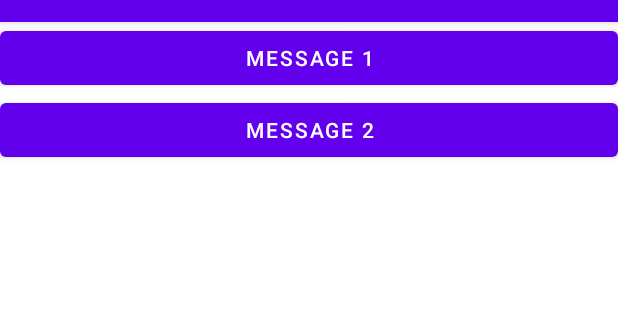
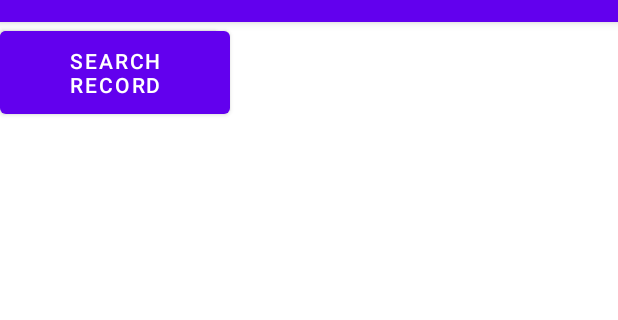
Before and after one commit to khanhamza0300/sp20-bse-021, an Android app: the fragment LeftFragment shown on its own in the app's theme, on a phone screen of 412 x 824 dp, the part 62-382 px from its top. Run offline under Robolectric (Android 15) with nearby library versions, the phone set to English and light mode, and no system bars.

Commit message:
New Project SP20-BSE-021

```diff
--- a/app/src/main/java/com/example/programaticfragmentexample/LeftFragment.java
+++ b/app/src/main/java/com/example/programaticfragmentexample/LeftFragment.java
@@ -52,15 +52,15 @@ public class LeftFragment extends Fragment {
     public void onViewCreated(@NonNull View view, @Nullable Bundle savedInstanceState) {
         super.onViewCreated(view, savedInstanceState);
 
-        button1 = view.findViewById(R.id.button1);
+//        button1 = view.findViewById(R.id.button1);
         button2 = view.findViewById(R.id.button2);
 
-        button1.setOnClickListener(new View.OnClickListener() {
-            @Override
-            public void onClick(View v) {
-                sharedViewModel.setValue("Message from button 1");
-            }
-        });
+//        button1.setOnClickListener(new View.OnClickListener() {
+//            @Override
+//            public void onClick(View v) {
+//                sharedViewModel.setValue("Message from button 1");
+//            }
+//        });
 
         button2.setOnClickListener(new View.OnClickListener() {
             @Override
--- a/app/src/main/java/com/example/programaticfragmentexample/RightFragment.java
+++ b/app/src/main/java/com/example/programaticfragmentexample/RightFragment.java
@@ -37,7 +37,7 @@ public class RightFragment extends Fragment {
     public View onCreateView(LayoutInflater inflater, ViewGroup container,
                              Bundle savedInstanceState) {
         View view = inflater.inflate(R.layout.fragment_right, container, false);
-        textView = view.findViewById(R.id.textView);
+//        textView = view.findViewById(R.id.textView);
 
         sharedViewModel = new ViewModelProvider(getActivity()).get(SharedViewModel.class);
         MutableLiveData<String> mutableLiveData = sharedViewModel.getMutableLiveData();
--- a/app/src/main/res/layout/fragment_left.xml
+++ b/app/src/main/res/layout/fragment_left.xml
@@ -1,20 +1,24 @@
 <?xml version="1.0" encoding="utf-8"?>
-<LinearLayout xmlns:android="http://schemas.android.com/apk/res/android"
+<androidx.constraintlayout.widget.ConstraintLayout xmlns:android="http://schemas.android.com/apk/res/android"
     xmlns:tools="http://schemas.android.com/tools"
     android:layout_width="match_parent"
     android:layout_height="match_parent"
     android:orientation="vertical"
-    tools:context=".LeftFragment" >
+    tools:context=".LeftFragment">
 
     <Button
-        android:id="@+id/button1"
-        android:layout_width="match_parent"
-        android:layout_height="wrap_content"
-        android:text="Message 1" />
+        android:id="@+id/button"
+        android:layout_width="146dp"
+        android:layout_height="61dp"
+        android:text="Add Record"
+        tools:layout_editor_absoluteX="132dp"
+        tools:layout_editor_absoluteY="120dp" />
 
     <Button
         android:id="@+id/button2"
-        android:layout_width="match_parent"
-        android:layout_height="wrap_content"
-        android:text="Message 2" />
-</LinearLayout>
+        android:layout_width="153dp"
+        android:layout_height="67dp"
+        android:text="Search Record"
+        tools:layout_editor_absoluteX="132dp"
+        tools:layout_editor_absoluteY="192dp" />
+</androidx.constraintlayout.widget.ConstraintLayout>
--- a/build.gradle
+++ b/build.gradle
@@ -5,7 +5,7 @@ buildscript {
         mavenCentral()
     }
     dependencies {
-        classpath "com.android.tools.build:gradle:7.0.3"
+        classpath 'com.android.tools.build:gradle:7.0.4'
 
         // NOTE: Do not place your application dependencies here; they belong
         // in the individual module build.gradle files
```
Also changed, not shown: app/src/main/java/com/example/programaticfragmentexample/addrecord.java (added, +64 -0 lines), app/src/main/java/com/example/programaticfragmentexample/searchrecord.java (added, +64 -0 lines), app/src/main/res/layout/fragment_addrecord.xml (added, +65 -0 lines), app/src/main/res/layout/fragment_right.xml (+11 -6 lines), app/src/main/res/layout/fragment_searchrecord.xml (added, +26 -0 lines).
